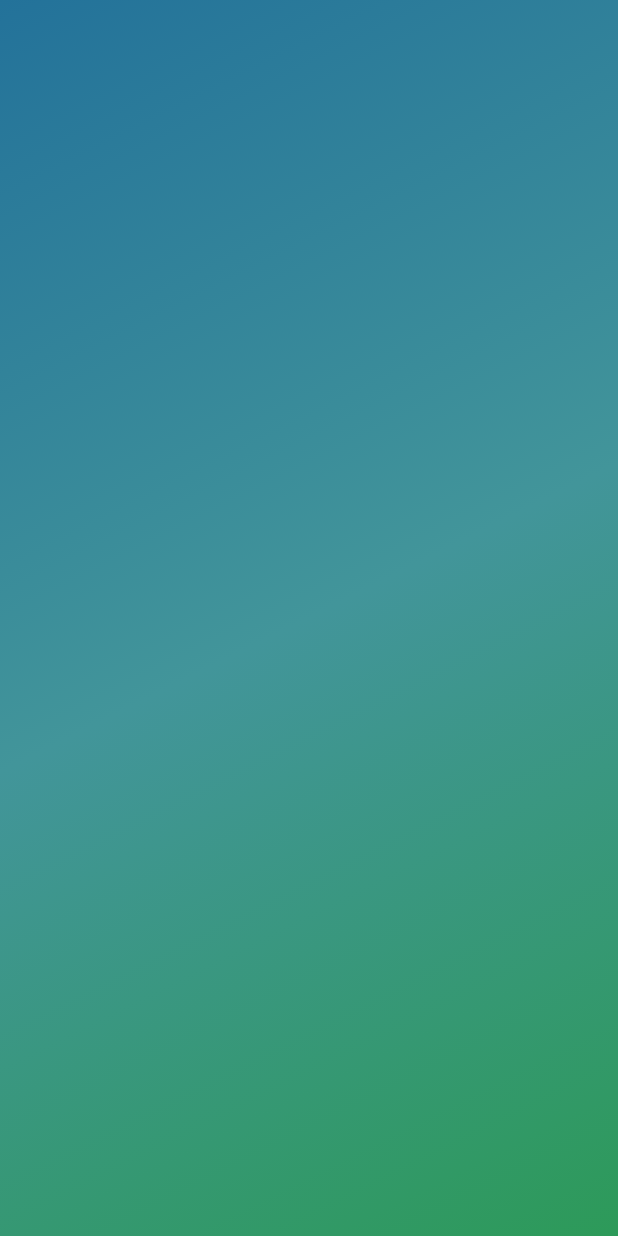
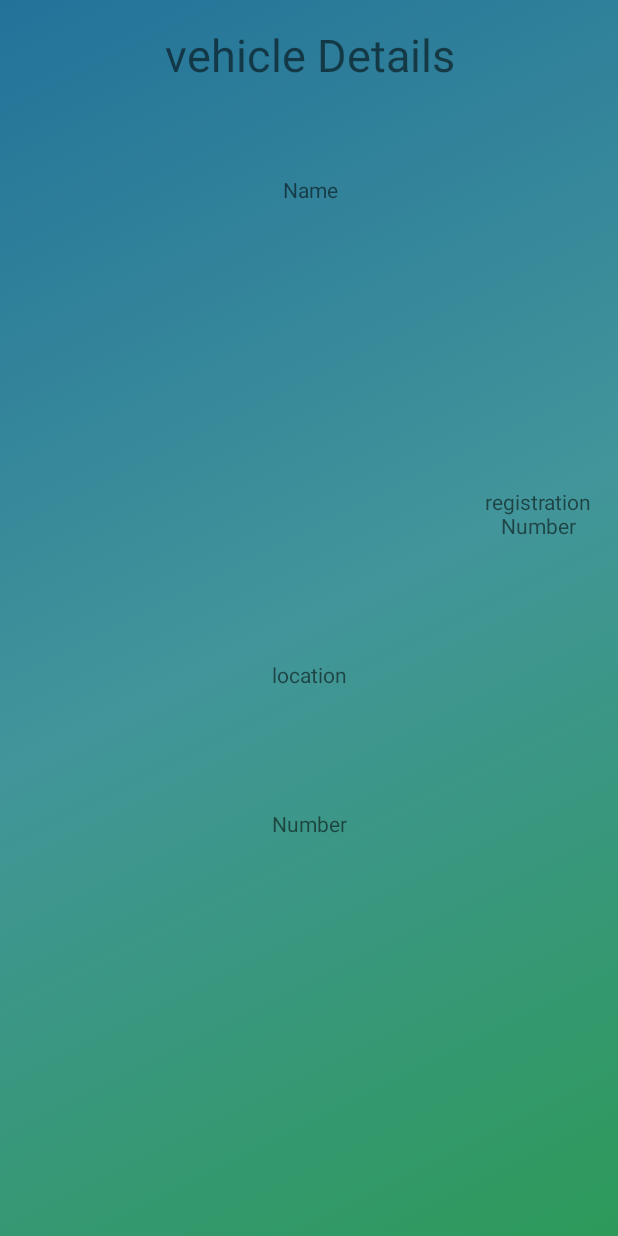
Before and after one commit to mhamwala/EnterpriseDonut, an Android app: the VehicleDetailsActivity screen opened directly, with no data from a screen before it, on a phone screen of 412 x 824 dp. Run offline under Robolectric (Android 15) with nearby library versions, the phone set to English and light mode, and no system bars.

```diff
--- a/app/src/main/res/layout/activity_driver.xml
+++ b/app/src/main/res/layout/activity_driver.xml
@@ -97,19 +97,19 @@
         app:layout_constraintLeft_toLeftOf="parent"
         app:layout_constraintStart_toStartOf="parent"
         app:layout_constraintTop_toBottomOf="@+id/linearLayout2"
-        app:layout_constraintVertical_bias="1.0" />
+        app:layout_constraintVertical_bias="0.438" />
 
     <Button
         android:id="@+id/AllJobs"
         android:layout_width="134dp"
         android:layout_height="123dp"
         android:layout_marginBottom="128dp"
-        android:layout_marginRight="16dp"
+        android:layout_marginRight="8dp"
         android:layout_marginTop="8dp"
         android:background="@drawable/button_background"
         android:text="All Available Jobs"
         app:layout_constraintBottom_toBottomOf="parent"
         app:layout_constraintRight_toRightOf="parent"
         app:layout_constraintTop_toBottomOf="@+id/linearLayout2"
-        app:layout_constraintVertical_bias="1.0" />
+        app:layout_constraintVertical_bias="0.438" />
 </android.support.constraint.ConstraintLayout>
--- a/app/src/main/res/layout/activity_vehicle_details.xml
+++ b/app/src/main/res/layout/activity_vehicle_details.xml
@@ -5,6 +5,69 @@
     android:layout_width="match_parent"
     android:layout_height="match_parent"
     android:background="@drawable/background_color"
-    tools:context="uk.ac.tees.q5113445live.enterpriseproject2.VehicleDetailsActivity">
+    tools:context="uk.ac.tees.q5113445live.enterpriseproject2.VehicleDetailsActivity"
+    tools:layout_editor_absoluteY="25dp">
 
+    <TextView
+        android:id="@+id/textView15"
+        android:layout_width="wrap_content"
+        android:layout_height="wrap_content"
+        android:layout_marginTop="16dp"
+        android:text="vehicle Details"
+        android:textAlignment="center"
+        android:textSize="30sp"
+        app:layout_constraintLeft_toLeftOf="parent"
+        app:layout_constraintRight_toRightOf="parent"
+        app:layout_constraintTop_toTopOf="parent" />
+
+    <TextView
+        android:id="@+id/textView18"
+        android:layout_width="117dp"
+        android:layout_height="48dp"
+        android:layout_marginTop="60dp"
+        android:text="Name"
+        android:textAlignment="center"
+        app:layout_constraintEnd_toEndOf="parent"
+        app:layout_constraintHorizontal_bias="0.502"
+        app:layout_constraintLeft_toLeftOf="parent"
+        app:layout_constraintRight_toRightOf="parent"
+        app:layout_constraintStart_toStartOf="parent"
+        app:layout_constraintTop_toBottomOf="@+id/textView15" />
+
+    <TextView
+        android:id="@+id/textView19"
+        android:layout_width="106dp"
+        android:layout_height="47dp"
+        android:layout_marginTop="8dp"
+        android:text="registration Number"
+        android:textAlignment="center"
+        app:layout_constraintBottom_toBottomOf="parent"
+        app:layout_constraintEnd_toEndOf="parent"
+        app:layout_constraintLeft_toLeftOf="parent"
+        app:layout_constraintRight_toRightOf="parent"
+        app:layout_constraintTop_toBottomOf="@+id/textView18"
+        app:layout_constraintVertical_bias="0.252" />
+
+    <TextView
+        android:id="@+id/textView20"
+        android:layout_width="95dp"
+        android:layout_height="35dp"
+        android:layout_marginTop="68dp"
+        android:text="location"
+        android:textAlignment="center"
+        app:layout_constraintHorizontal_bias="0.501"
+        app:layout_constraintLeft_toLeftOf="parent"
+        app:layout_constraintRight_toRightOf="parent"
+        app:layout_constraintTop_toBottomOf="@+id/textView19" />
+
+    <TextView
+        android:id="@+id/textView21"
+        android:layout_width="wrap_content"
+        android:layout_height="wrap_content"
+        android:layout_marginTop="64dp"
+        android:text="Number"
+        app:layout_constraintHorizontal_bias="0.501"
+        app:layout_constraintLeft_toLeftOf="parent"
+        app:layout_constraintRight_toRightOf="parent"
+        app:layout_constraintTop_toBottomOf="@+id/textView20" />
 </android.support.constraint.ConstraintLayout>
```
Also changed, not shown: app/src/main/res/layout/activity_driver_sign_up.xml (+9 -4 lines), app/src/main/res/layout/activity_home2.xml (+11 -8 lines), app/src/main/res/layout/activity_sign_up.xml (+9 -7 lines).
